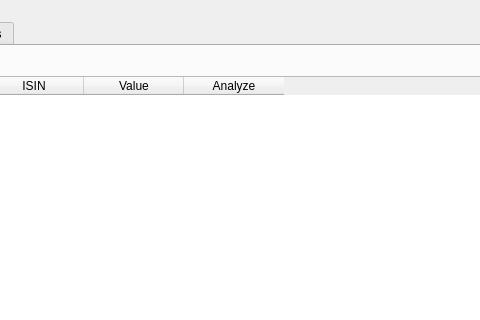
FantaExotic/Way2WB, file view/qt/mainframe.ui: the form before one commit; both pictures show x 259 to 739 and y 0 to 320 of the 984 by 773 pixel window.
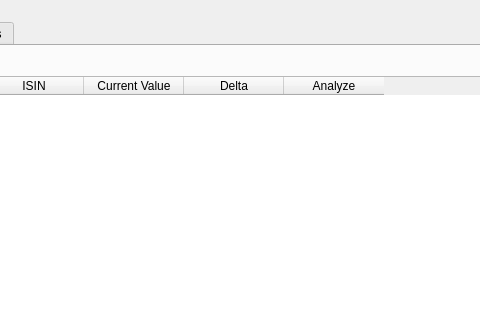
The form after the commit. The open tabs and pages were chosen to show the change.

```diff
--- a/view/qt/mainframe.ui
+++ b/view/qt/mainframe.ui
@@ -72,7 +72,12 @@
       </column>
       <column>
        <property name="text">
-        <string>Value</string>
+        <string>Current Value</string>
+       </property>
+      </column>
+      <column>
+       <property name="text">
+        <string>Delta</string>
        </property>
       </column>
       <column>
```
Left out of the diff: 2 changed lines with no effect on the pictures.
